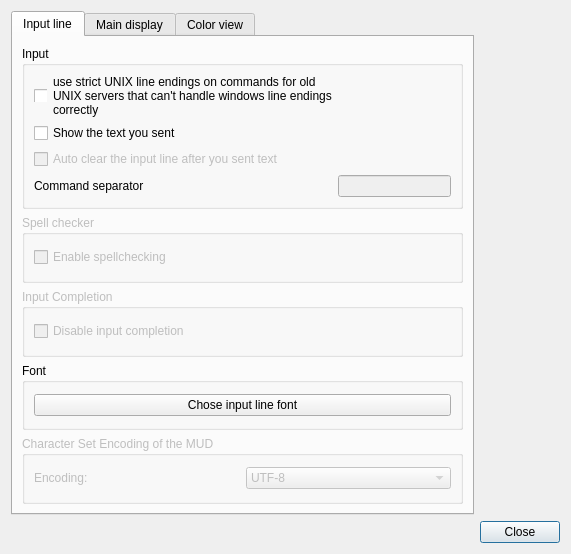
First picture: the form in src/ui/profile_preferences.ui, repository Mudlet/Mudlet, before the edit.
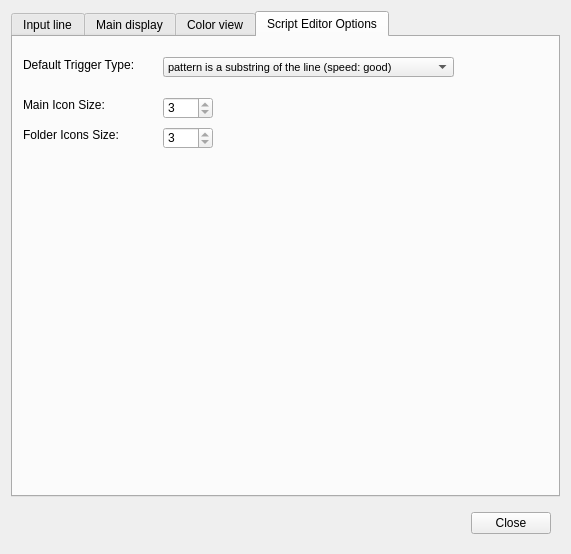
Second picture: the form after the edit. Icons and pictures are not drawn.

Commit message: Fix: made gui-kit functions profile-safe

```diff
--- a/src/ui/profile_preferences.ui
+++ b/src/ui/profile_preferences.ui
@@ -13,32 +13,8 @@
   <property name="windowTitle">
    <string>Dialog</string>
   </property>
-  <layout class="QGridLayout" name="gridLayout_13">
-   <item row="2" column="0">
-    <spacer name="horizontalSpacer">
-     <property name="orientation">
-      <enum>Qt::Horizontal</enum>
-     </property>
-     <property name="sizeHint" stdset="0">
-      <size>
-       <width>459</width>
-       <height>20</height>
-      </size>
-     </property>
-    </spacer>
-   </item>
-   <item row="2" column="1">
-    <widget class="QPushButton" name="closeButton">
-     <property name="text">
-      <string>Close</string>
-     </property>
-     <property name="icon">
-      <iconset>
-       <normaloff>:/icons/icons/dialog-close.png</normaloff>:/icons/icons/dialog-close.png</iconset>
-     </property>
-    </widget>
-   </item>
-   <item row="1" column="0">
+  <layout class="QVBoxLayout" name="verticalLayout">
+   <item>
     <widget class="QTabWidget" name="tabWidgeta">
      <property name="enabled">
       <bool>true</bool>
@@ -50,7 +26,7 @@
       <enum>QTabWidget::Rounded</enum>
      </property>
      <property name="currentIndex">
-      <number>0</number>
+      <number>3</number>
      </property>
      <widget class="QWidget" name="input_line_tab">
       <attribute name="title">
@@ -190,6 +166,9 @@
          <layout class="QGridLayout" name="gridLayout_14">
           <item row="0" column="0">
            <widget class="QPushButton" name="pushButton_command_line_font">
+            <property name="enabled">
+             <bool>false</bool>
+            </property>
             <property name="text">
              <string>Chose input line font</string>
             </property>
@@ -1032,6 +1011,216 @@
        </item>
       </layout>
      </widget>
+     <widget class="QWidget" name="tab_2">
+      <attribute name="title">
+       <string>Script Editor Options</string>
+      </attribute>
+      <widget class="QComboBox" name="defaultTriggerType">
+       <property name="geometry">
+        <rect>
+         <x>150</x>
+         <y>20</y>
+         <width>291</width>
+         <height>20</height>
+        </rect>
+       </property>
+       <property name="sizePolicy">
+        <sizepolicy hsizetype="Expanding" vsizetype="Fixed">
+         <horstretch>0</horstretch>
+         <verstretch>0</verstretch>
+        </sizepolicy>
+       </property>
+       <property name="maximumSize">
+        <size>
+         <width>16777215</width>
+         <height>16777215</height>
+        </size>
+       </property>
+       <property name="palette">
+        <palette>
+         <active>
+          <colorrole role="Base">
+           <brush brushstyle="SolidPattern">
+            <color alpha="255">
+             <red>255</red>
+             <green>230</green>
+             <blue>232</blue>
+            </color>
+           </brush>
+          </colorrole>
+         </active>
+         <inactive>
+          <colorrole role="Base">
+           <brush brushstyle="SolidPattern">
+            <color alpha="255">
+             <red>255</red>
+             <green>230</green>
+             <blue>232</blue>
+            </color>
+           </brush>
+          </colorrole>
+         </inactive>
+         <disabled>
+          <colorrole role="Base">
+           <brush brushstyle="SolidPattern">
+            <color alpha="255">
+             <red>244</red>
+             <green>244</green>
+             <blue>244</blue>
+            </color>
+           </brush>
+          </colorrole>
+         </disabled>
+        </palette>
+       </property>
+       <property name="font">
+        <font>
+         <pointsize>8</pointsize>
+        </font>
+       </property>
+       <property name="autoFillBackground">
+        <bool>true</bool>
+       </property>
+       <item>
+        <property name="text">
+         <string>pattern is a substring of the line (speed: good)</string>
+        </property>
+       </item>
+       <item>
+        <property name="text">
+         <string>pattern is a Perl style regular expression (speed: slowest)</string>
+        </property>
+       </item>
+       <item>
+        <property name="text">
+         <string>pattern is located at the beginning of the line (speed: best)</string>
+        </property>
+       </item>
+       <item>
+        <property name="text">
+         <string>pattern equals entire line (speed: good)</string>
+        </property>
+       </item>
+       <item>
+        <property name="text">
+         <string>Condition is defined as a Lua Function that returns true or false</string>
+        </property>
+       </item>
+      </widget>
+      <widget class="QLabel" name="label_31">
+       <property name="geometry">
+        <rect>
+         <x>10</x>
+         <y>20</y>
+         <width>121</width>
+         <height>16</height>
+        </rect>
+       </property>
+       <property name="text">
+        <string>Default Trigger Type:</string>
+       </property>
+      </widget>
+      <widget class="QSpinBox" name="TEMainIconSize">
+       <property name="geometry">
+        <rect>
+         <x>150</x>
+         <y>60</y>
+         <width>50</width>
+         <height>22</height>
+        </rect>
+       </property>
+       <property name="readOnly">
+        <bool>true</bool>
+       </property>
+       <property name="minimum">
+        <number>1</number>
+       </property>
+       <property name="maximum">
+        <number>4</number>
+       </property>
+       <property name="value">
+        <number>3</number>
+       </property>
+      </widget>
+      <widget class="QLabel" name="label_32">
+       <property name="geometry">
+        <rect>
+         <x>10</x>
+         <y>60</y>
+         <width>121</width>
+         <height>16</height>
+        </rect>
+       </property>
+       <property name="text">
+        <string>Main Icon Size:</string>
+       </property>
+      </widget>
+      <widget class="QLabel" name="label_33">
+       <property name="geometry">
+        <rect>
+         <x>10</x>
+         <y>90</y>
+         <width>121</width>
+         <height>16</height>
+        </rect>
+       </property>
+       <property name="text">
+        <string>Folder Icons Size:</string>
+       </property>
+      </widget>
+      <widget class="QSpinBox" name="TEFolderIconSize">
+       <property name="geometry">
+        <rect>
+         <x>150</x>
+         <y>90</y>
+         <width>50</width>
+         <height>22</height>
+        </rect>
+       </property>
+       <property name="readOnly">
+        <bool>true</bool>
+       </property>
+       <property name="minimum">
+        <number>1</number>
+       </property>
+       <property name="maximum">
+        <number>4</number>
+       </property>
+       <property name="value">
+        <number>3</number>
+       </property>
+      </widget>
+     </widget>
+    </widget>
+   </item>
+   <item>
+    <widget class="QWidget" name="widget" native="true">
+     <layout class="QHBoxLayout" name="horizontalLayout">
+      <item>
+       <spacer name="horizontalSpacer">
+        <property name="orientation">
+         <enum>Qt::Horizontal</enum>
+        </property>
+        <property name="sizeHint" stdset="0">
+         <size>
+          <width>447</width>
+          <height>17</height>
+         </size>
+        </property>
+       </spacer>
+      </item>
+      <item>
+       <widget class="QPushButton" name="closeButton">
+        <property name="text">
+         <string>Close</string>
+        </property>
+        <property name="icon">
+         <iconset>
+          <normaloff>:/icons/icons/dialog-close.png</normaloff>:/icons/icons/dialog-close.png</iconset>
+        </property>
+       </widget>
+      </item>
+     </layout>
     </widget>
    </item>
   </layout>
```
Left out of the diff: 58 changed lines with no effect on the pictures. The commit also changes 5 other files.
